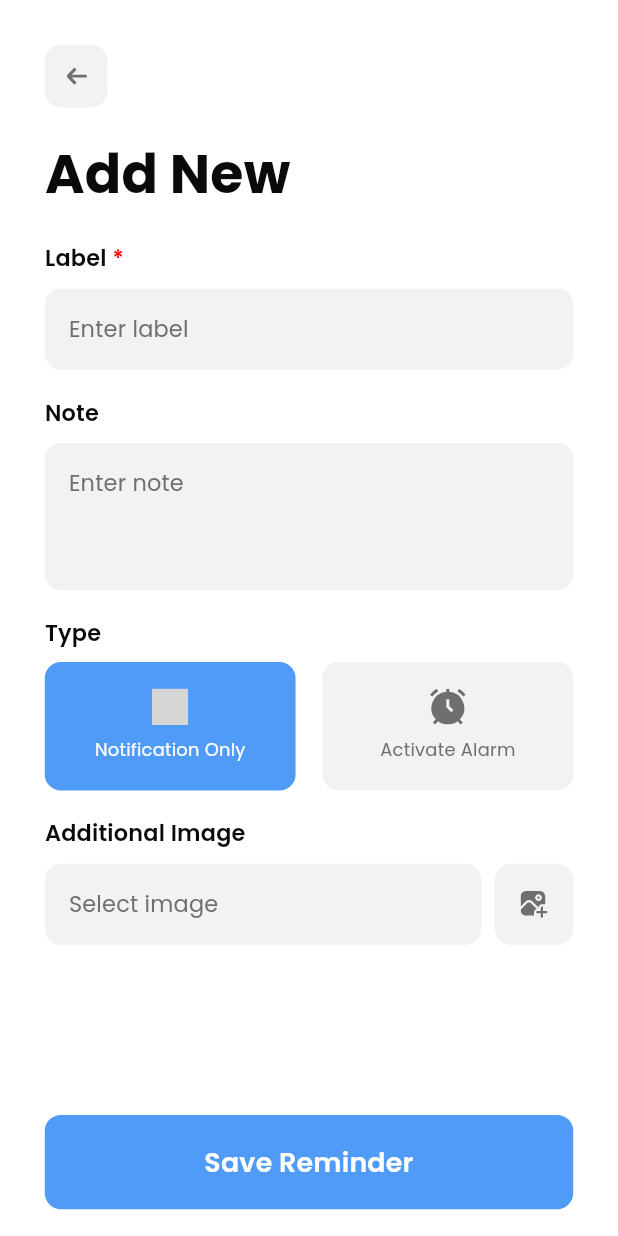
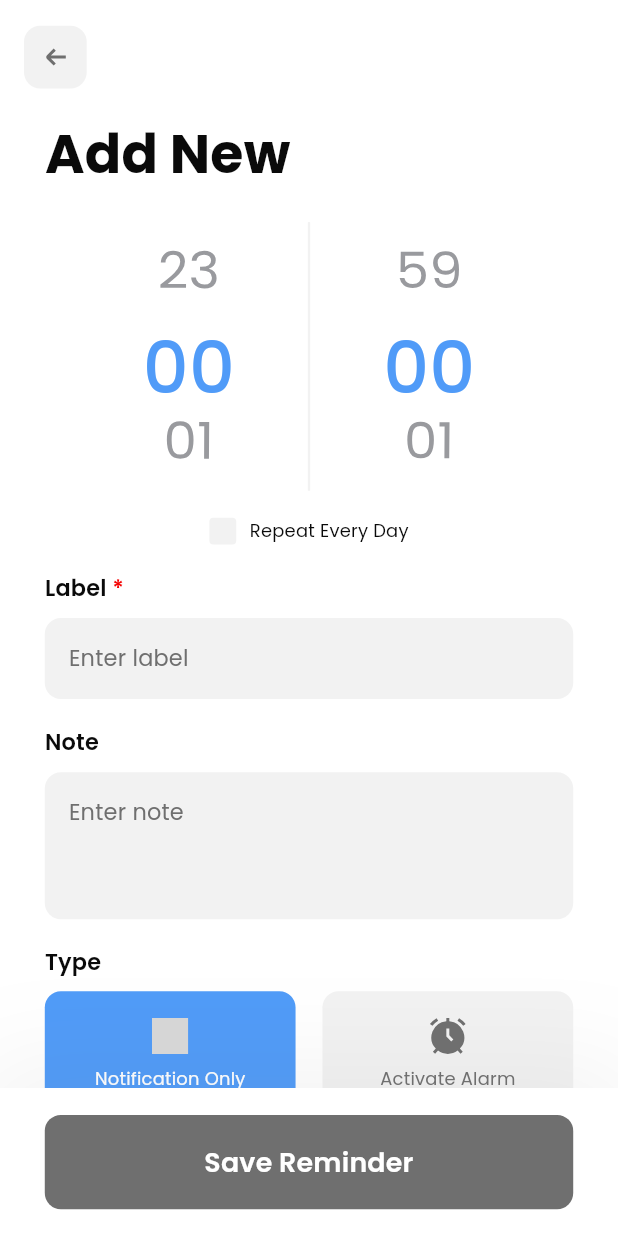
Before and after one commit to andi-lestianto/reminder_app, a Flutter app: the AddReminderView screen opened directly, on a phone screen of 412 x 824 dp. Run offline on Flutter 3.47's test engine with Material 3 defaults, Android fonts, the phone set to English and light mode, and no system bars; our stand-ins replace bloc, flutter_bloc, flutter_screenutil, flutter_svg, fpdart, freezed_annotation and 4 more; grey boxes are pictures that could not be loaded.

Commit message:
feat: update timepicker & implement base logic add reminder

```diff
--- /dev/null
+++ b/lib/core/utils/form_validator_utils.dart
@@ -0,0 +1,9 @@
+class FormValidatorUtils {
+  static String? required(
+    String? value, {
+    String message = 'This field is required',
+  }) {
+    if (value == null || value.trim().isEmpty) return message;
+    return null;
+  }
+}
--- a/lib/features/addreminder/presentation/pages/add_reminder_page.dart
+++ b/lib/features/addreminder/presentation/pages/add_reminder_page.dart
@@ -1,10 +1,14 @@
 import 'package:flutter/material.dart';
 import 'package:flutter_screenutil/flutter_screenutil.dart';
 import 'package:go_router/go_router.dart';
+import 'package:reminder_app/core/utils/form_validator_utils.dart';
 import 'package:reminder_app/gen/assets.gen.dart';
 import 'package:reminder_app/theme/color_theme.dart';
 import 'package:reminder_app/theme/font_theme.dart';
-import 'package:reminder_app/widget/custom_textfield.dart';
+import 'package:reminder_app/widget/custom_button_widget.dart';
+import 'package:reminder_app/widget/custom_checkbox_widget.dart';
+import 'package:reminder_app/widget/custom_textformfield_widget.dart';
+import 'package:reminder_app/widget/custom_wheel_datepicker_widget.dart';
 
 class AddReminderPage extends StatelessWidget {
   const AddReminderPage({super.key});
@@ -25,18 +29,41 @@ class AddReminderView extends StatefulWidget {
 class _AddReminderViewState extends State<AddReminderView> {
   final TextEditingController labelTextEditingController = .new();
   final TextEditingController noteTextEditingController = .new();
+  final TextEditingController additionalImageTextEditingController = .new();
+  final GlobalKey<FormState> formKey = GlobalKey<FormState>();
+
+  bool isRepeatEveryDay = false;
+
+  void setRepeatEveryDay(bool val) {
+    setState(() {
+      isRepeatEveryDay = val;
+    });
+  }
+
+  bool isFormValid = false;
+
+  void validateForm() {
+    final isValid = formKey.currentState?.validate() ?? false;
+    setState(() {
+      isFormValid = isValid;
+    });
+  }
+
   @override
   Widget build(BuildContext context) {
-    return Scaffold(
+    return GestureDetector(
+      onTap: () {
+        FocusScope.of(context).unfocus();
+      },
+      child: Scaffold(
         backgroundColor: ColorTheme.white,
-      body: SafeArea(
-        child: SingleChildScrollView(
-          padding: EdgeInsets.all(40.w),
-          child: Column(
-            crossAxisAlignment: CrossAxisAlignment.start,
-            spacing: 24.w,
-            children: [
-              Container(
+        appBar: AppBar(
+          toolbarHeight: 102.w,
+          // actionsPadding: EdgeInsets.zero,
+          automaticallyImplyLeading: false,
+          // surfaceTintColor: ColorTheme.blue,
+          backgroundColor: ColorTheme.white,
+          title: Container(
             clipBehavior: Clip.antiAlias,
             decoration: BoxDecoration(
               color: ColorTheme.lightGray,
@@ -65,21 +92,49 @@ class _AddReminderViewState extends State<AddReminderView> {
               ),
             ),
           ),
+        ),
+        body: SafeArea(
+          child: SingleChildScrollView(
+            padding: EdgeInsets.symmetric(horizontal: 40.w),
+            child: Form(
+              key: formKey,
+              // autovalidateMode: AutovalidateMode.,
+              child: Column(
+                crossAxisAlignment: CrossAxisAlignment.start,
+                spacing: 24.w,
+                children: [
                   Text(
                     'Add New',
                     style: FontTheme.bold48.copyWith(color: ColorTheme.black),
                   ),
-              CustomTextFieldWidget(
+                  CustomWheelDatepicker(),
+                  Center(
+                    child: CustomCheckboxWidget(
+                      onChanged: (val) {
+                        setRepeatEveryDay(val);
+                      },
+                      value: isRepeatEveryDay,
+                      label: 'Repeat Every Day',
+                    ),
+                  ),
+
+                  CustomTextFormFieldWidget(
                     textEditingController: labelTextEditingController,
                     labelText: 'Label',
                     hintText: 'Enter label',
-                isRequired: true,
+                    validator: FormValidatorUtils.required,
+                    onChanged: (value) {
+                      validateForm();
+                    },
                   ),
-              CustomTextFieldWidget(
-                textEditingController: labelTextEditingController,
+                  CustomTextFormFieldWidget(
+                    textEditingController: noteTextEditingController,
                     labelText: 'Note',
                     hintText: 'Enter note',
                     maxLines: 3,
+                    onChanged: (value) {
+                      validateForm();
+                    },
                   ),
                   Column(
                     crossAxisAlignment: CrossAxisAlignment.start,
@@ -156,33 +211,39 @@ class _AddReminderViewState extends State<AddReminderView> {
                       ),
                     ],
                   ),
-              CustomTextFieldWidget(
-                textEditingController: labelTextEditingController,
+                  CustomTextFormFieldWidget(
+                    textEditingController: additionalImageTextEditingController,
                     labelText: 'Additional Image',
                     hintText: 'Select image',
                     onButtonTap: () {},
                     buttonIconPath: Assets.icons.addImage.path,
+                    onChanged: (value) {
+                      validateForm();
+                    },
                   ),
+                  SizedBox(),
                 ],
               ),
             ),
           ),
-      bottomNavigationBar: Padding(
+        ),
+        bottomNavigationBar: Container(
           padding: EdgeInsets.symmetric(horizontal: 40.w, vertical: 24.w),
-        child: Material(
-          borderRadius: BorderRadius.circular(16.r),
-          color: ColorTheme.blue,
-          child: InkWell(
-            borderRadius: BorderRadius.circular(16.r),
+          decoration: BoxDecoration(
+            color: ColorTheme.white,
+            boxShadow: [
+              BoxShadow(
+                spreadRadius: 15,
+                blurRadius: 60,
+                color: ColorTheme.darkGray.withValues(alpha: 0.08),
+                offset: Offset(0, -2),
+              ),
+            ],
+          ),
+          child: CustomButtonWidget(
+            isEnable: isFormValid,
+            label: 'Save Reminder',
             onTap: () {},
-            child: Padding(
-              padding: EdgeInsets.symmetric(vertical: 24.w),
-              child: Text(
-                'Save Reminder',
-                textAlign: TextAlign.center,
-                style: FontTheme.semibold24.copyWith(color: ColorTheme.white),
-              ),
-            ),
           ),
         ),
       ),
--- /dev/null
+++ b/lib/widget/custom_button_widget.dart
@@ -0,0 +1,37 @@
+import 'package:flutter/material.dart';
+import 'package:flutter_screenutil/flutter_screenutil.dart';
+import 'package:reminder_app/theme/color_theme.dart';
+import 'package:reminder_app/theme/font_theme.dart';
+
+class CustomButtonWidget extends StatelessWidget {
+  final VoidCallback? onTap;
+  final bool? isEnable;
+  final String label;
+  const CustomButtonWidget({
+    super.key,
+    this.onTap,
+    this.isEnable = true,
+    required this.label,
+  });
+
+  @override
+  Widget build(BuildContext context) {
+    return Material(
+      borderRadius: BorderRadius.circular(16.r),
+      color: isEnable == false ? ColorTheme.darkGray : ColorTheme.blue,
+
+      child: InkWell(
+        borderRadius: BorderRadius.circular(16.r),
+        onTap: isEnable == false ? null : onTap,
+        child: Padding(
+          padding: EdgeInsets.symmetric(vertical: 24.w),
+          child: Text(
+            label,
+            textAlign: TextAlign.center,
+            style: FontTheme.semibold24.copyWith(color: ColorTheme.white),
+          ),
+        ),
+      ),
+    );
+  }
+}
--- /dev/null
+++ b/lib/widget/custom_checkbox_widget.dart
@@ -0,0 +1,57 @@
+import 'package:flutter/material.dart';
+import 'package:flutter_screenutil/flutter_screenutil.dart';
+import 'package:reminder_app/gen/assets.gen.dart';
+import 'package:reminder_app/theme/color_theme.dart';
+import 'package:reminder_app/theme/font_theme.dart';
+
+class CustomCheckboxWidget extends StatelessWidget {
+  final ValueChanged<bool> onChanged;
+  final bool value;
+  final String label;
+  const CustomCheckboxWidget({
+    super.key,
+    required this.onChanged,
+    required this.value,
+    required this.label,
+  });
+
+  @override
+  Widget build(BuildContext context) {
+    return InkWell(
+      overlayColor: WidgetStatePropertyAll(Colors.transparent),
+      onTap: () {
+        onChanged(!value);
+      },
+      child: Row(
+        spacing: 12.w,
+        mainAxisSize: MainAxisSize.min,
+        children: [
+          AnimatedContainer(
+            duration: const Duration(milliseconds: 200),
+            curve: Curves.easeInOut,
+            width: 24.w,
+            height: 24.w,
+            decoration: BoxDecoration(
+              color: value ? ColorTheme.blue : ColorTheme.lightGray,
+              borderRadius: BorderRadius.circular(4.r),
+            ),
+            child: Center(
+              child: Assets.icons.check.svg(
+                width: 12.w,
+                height: 12.w,
+                colorFilter: ColorFilter.mode(
+                  value ? ColorTheme.white : ColorTheme.lightGray,
+                  BlendMode.srcIn,
+                ),
+              ),
+            ),
+          ),
+          Text(
+            label,
+            style: FontTheme.regular16.copyWith(color: ColorTheme.black),
+          ),
+        ],
+      ),
+    );
+  }
+}
--- a/lib/widget/custom_textfield.dart
+++ b/lib/widget/custom_textformfield_widget.dart
@@ -1,27 +1,51 @@
 import 'package:flutter/material.dart';
 import 'package:flutter_screenutil/flutter_screenutil.dart';
 import 'package:flutter_svg/svg.dart';
+import 'package:reminder_app/core/utils/form_validator_utils.dart';
 import 'package:reminder_app/theme/color_theme.dart';
 import 'package:reminder_app/theme/font_theme.dart';
 
-class CustomTextFieldWidget extends StatelessWidget {
+class CustomTextFormFieldWidget extends StatefulWidget {
   final String labelText;
   final TextEditingController textEditingController;
   final String hintText;
-  final bool? isRequired;
   final int? maxLines;
   final VoidCallback? onButtonTap;
   final String? buttonIconPath;
-  const CustomTextFieldWidget({
+  final String? Function(String?)? validator;
+  final ValueChanged<String> onChanged;
+  const CustomTextFormFieldWidget({
     super.key,
     required this.textEditingController,
     required this.hintText,
     required this.labelText,
-    this.isRequired = false,
+
     this.maxLines = 1,
     this.onButtonTap,
     this.buttonIconPath,
+    this.validator,
+    required this.onChanged,
   });
+
+  @override
+  State<CustomTextFormFieldWidget> createState() =>
+      _CustomTextFormFieldWidgetState();
+}
+
+class _CustomTextFormFieldWidgetState extends State<CustomTextFormFieldWidget> {
+  bool isWithButton = false;
+
+  @override
+  void initState() {
+    // TODO: implement initState
+    super.initState();
+    WidgetsBinding.instance.addPostFrameCallback((timeStamp) {
+      setState(() {
+        isWithButton =
+            widget.buttonIconPath != null && widget.onButtonTap != null;
+      });
+    });
+  }
 
   @override
   Widget build(BuildContext context) {
@@ -31,10 +55,10 @@ class CustomTextFieldWidget extends StatelessWidget {
       children: [
         Text.rich(
           TextSpan(
-            text: '$labelText ',
+            text: '${widget.labelText} ',
             style: FontTheme.semiBold20.copyWith(color: ColorTheme.black),
             children: [
-              if (isRequired == true)
+              if (widget.validator == FormValidatorUtils.required)
                 TextSpan(
                   text: '*',
                   style: FontTheme.semiBold20.copyWith(color: ColorTheme.red),
@@ -46,17 +70,22 @@ class CustomTextFieldWidget extends StatelessWidget {
           child: Row(
             children: [
               Expanded(
-                child: TextField(
-                  controller: textEditingController,
-                  maxLines: maxLines,
+                child: TextFormField(
+                  readOnly: isWithButton,
+                  validator: widget.validator,
+                  controller: widget.textEditingController,
+                  maxLines: widget.maxLines,
                   style: FontTheme.regular20.copyWith(color: ColorTheme.black),
+                  onChanged: (value) {
+                    widget.onChanged(value);
+                  },
                   decoration: InputDecoration(
                     filled: true,
                     fillColor: ColorTheme.lightGray,
                     hintStyle: FontTheme.regular20.copyWith(
                       color: ColorTheme.darkGray,
                     ),
-                    hintText: hintText,
+                    hintText: widget.hintText,
 
                     border: OutlineInputBorder(
                       borderRadius: BorderRadius.circular(16.r),
@@ -69,11 +98,22 @@ class CustomTextFieldWidget extends StatelessWidget {
                       borderRadius: BorderRadius.circular(16.r),
                       borderSide: BorderSide.none,
                     ),
+                    errorBorder: OutlineInputBorder(
+                      borderRadius: BorderRadius.circular(16.r),
+                      borderSide: BorderSide(color: ColorTheme.red, width: 2.w),
+                    ),
+                    focusedErrorBorder: OutlineInputBorder(
+                      borderRadius: BorderRadius.circular(16.r),
+                      borderSide: BorderSide(color: ColorTheme.red, width: 2.w),
+                    ),
+                    errorStyle: FontTheme.regular16.copyWith(
+                      color: ColorTheme.red,
+                    ),
                   ),
                 ),
               ),
 
-              if (onButtonTap != null && buttonIconPath != null) ...[
+              if (isWithButton) ...[
                 12.horizontalSpace,
                 Container(
                   width: 70.w,
@@ -84,7 +124,7 @@ class CustomTextFieldWidget extends StatelessWidget {
                   ),
                   child: Center(
                     child: SvgPicture.asset(
-                      buttonIconPath!,
+                      widget.buttonIconPath!,
                       width: 24.w,
                       height: 24.w,
                       colorFilter: ColorFilter.mode(
--- /dev/null
+++ b/lib/widget/custom_wheel_datepicker_widget.dart
@@ -0,0 +1,98 @@
+import 'package:flutter/material.dart';
+import 'package:flutter_screenutil/flutter_screenutil.dart';
+import 'package:reminder_app/theme/color_theme.dart';
+import 'dart:developer';
+
+import 'package:reminder_app/theme/font_theme.dart';
+
+class CustomWheelDatepicker extends StatefulWidget {
+  const CustomWheelDatepicker({super.key});
+
+  @override
+  State<CustomWheelDatepicker> createState() => _CustomWheelDatepickerState();
+}
+
+class _CustomWheelDatepickerState extends State<CustomWheelDatepicker> {
+  int selectedHour = 0;
+  int selectedMinute = 0;
+
+  String selectedTime = '00:00';
+
+  void _onSelectedItemChanged({required int index, required bool isHour}) {
+    setState(() {
+      if (isHour) {
+        selectedHour = index;
+      } else {
+        selectedMinute = index;
+      }
+    });
+    selectedTime =
+        '${selectedHour.toString().padLeft(2, '0')}:${selectedMinute.toString().padLeft(2, '0')}';
+    log('Selected Time: $selectedTime');
+  }
+
+  @override
+  Widget build(BuildContext context) {
+    return Container(
+      padding: EdgeInsets.symmetric(horizontal: 32.w),
+      height: 240.w,
+      child: Row(
+        children: [
+          Flexible(
+            child: ListWheelScrollView.useDelegate(
+              childDelegate: ListWheelChildLoopingListDelegate(
+                children: List.generate(24, (index) {
+                  final hour = index.toString().padLeft(2, '0');
+                  return Center(
+                    child: AnimatedDefaultTextStyle(
+                      duration: const Duration(milliseconds: 200),
+                      style: selectedHour == index
+                          ? FontTheme.medium64.copyWith(color: ColorTheme.blue)
+                          : FontTheme.regular48.copyWith(
+                              color: ColorTheme.gray,
+                            ),
+                      child: Text(hour),
+                    ),
+                  );
+                }),
+              ),
+              physics: const FixedExtentScrollPhysics(),
+              onSelectedItemChanged: (value) {
+                _onSelectedItemChanged(index: value, isHour: true);
+              },
+              diameterRatio: 4.0,
+              itemExtent: 64.w * 1.2, //
+            ),
+          ),
+          VerticalDivider(thickness: 2.w, color: ColorTheme.lightGray),
+          Flexible(
+            child: ListWheelScrollView.useDelegate(
+              childDelegate: ListWheelChildLoopingListDelegate(
+                children: List.generate(60, (index) {
+                  final minute = index.toString().padLeft(2, '0');
+                  return Center(
+                    child: AnimatedDefaultTextStyle(
+                      duration: const Duration(milliseconds: 200),
+                      style: selectedMinute == index
+                          ? FontTheme.medium64.copyWith(color: ColorTheme.blue)
+                          : FontTheme.regular48.copyWith(
+                              color: ColorTheme.gray,
+                            ),
+                      child: Text(minute),
+                    ),
+                  );
+                }),
+              ),
+              physics: const FixedExtentScrollPhysics(),
+              onSelectedItemChanged: (value) {
+                _onSelectedItemChanged(index: value, isHour: false);
+              },
+              diameterRatio: 3.14,
+              itemExtent: 64.w * 1.2, //
+            ),
+          ),
+        ],
+      ),
+    );
+  }
+}
```
Lines whose indentation alone changed are shown as unchanged.
